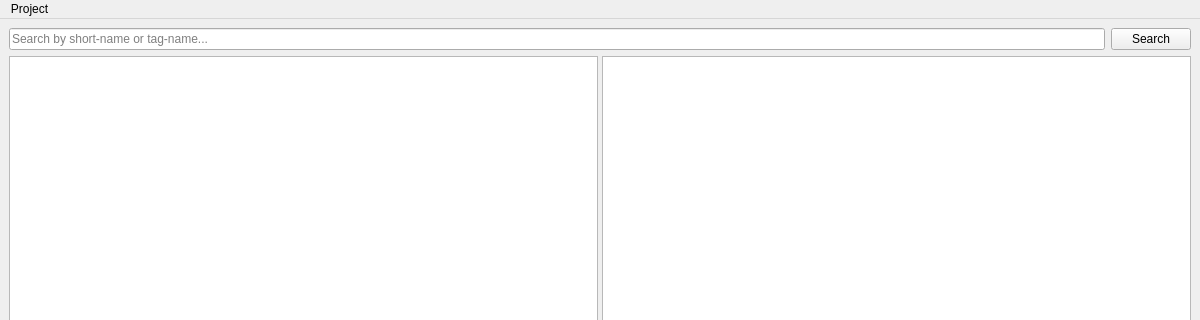
This is src/ui/mainwindow.ui in 123zmz123/ArxmlViewerPro as Qt 5 draws it before an edit; both pictures show x 0 to 1200 and y 0 to 320 of the 1200 by 800 pixel window. The edited form follows.
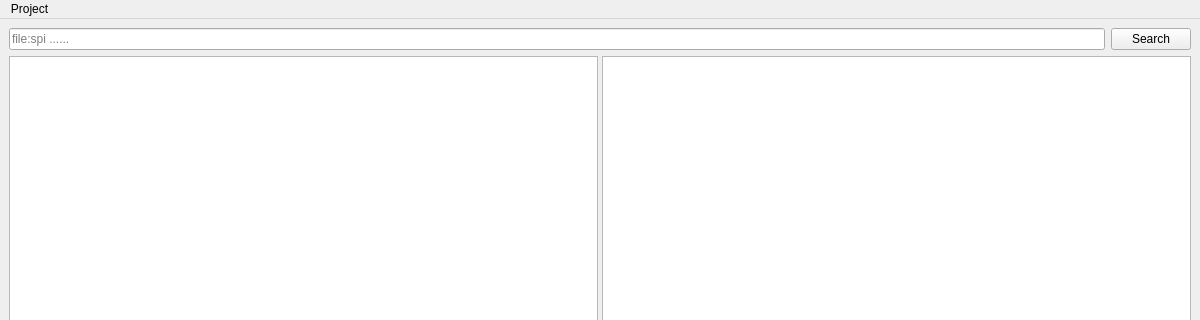
This is the edited form.

```diff
--- a/src/ui/mainwindow.ui
+++ b/src/ui/mainwindow.ui
@@ -16,7 +16,7 @@
       <item>
        <widget class="QLineEdit" name="searchInput">
         <property name="placeholderText">
-         <string>Search by short-name or tag-name...</string>
+         <string>file:spi ......</string>
         </property>
         <property name="minimumHeight"><number>32</number></property>
        </widget>
```
